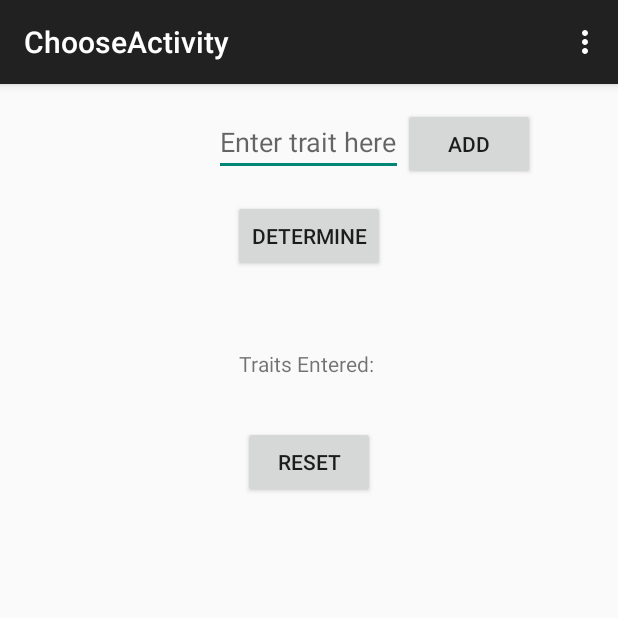
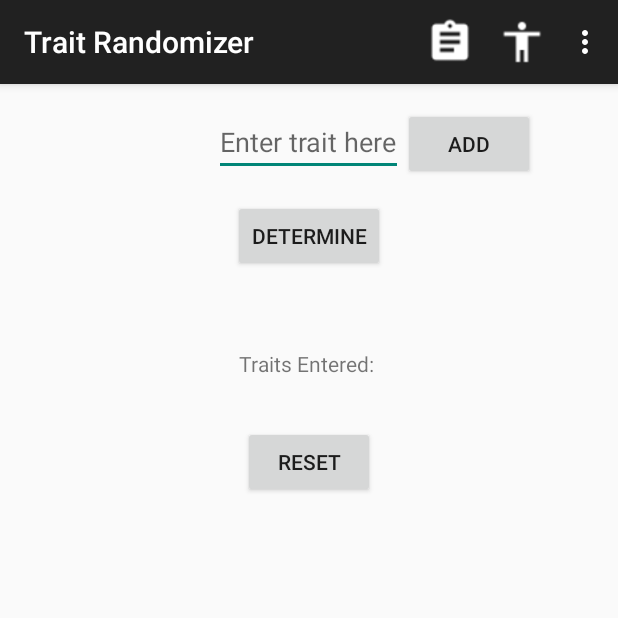
Before and after one commit to cjwillis809/SimsTraitGenerator, an Android app: the screen it shows after launch (ChooseActivity), after a tap on "Traits", on a phone screen of 412 x 824 dp, the top half of it. Run offline under Robolectric (Android 15) with nearby library versions, the phone set to English and light mode, and no system bars.

Commit message:
Action Bar icons added
Added icons for the action bar in both activities

```diff
--- a/app/src/main/AndroidManifest.xml
+++ b/app/src/main/AndroidManifest.xml
@@ -9,7 +9,7 @@
         android:theme="@style/AppTheme" >
         <activity
             android:name=".MainActivity"
-            android:label="@string/app_name" >
+            android:label="@string/main_title" >
             <intent-filter>
                 <action android:name="android.intent.action.MAIN" />
 
--- a/app/src/main/java/com/example/cj/simstraitgenerator/ChooseActivity.java
+++ b/app/src/main/java/com/example/cj/simstraitgenerator/ChooseActivity.java
@@ -20,7 +20,7 @@ import java.util.Vector;
 
 public class ChooseActivity extends ActionBarActivity {
 
-    Vector<String> vector = new Vector<String>(10);
+    Vector<String> vector = new Vector<String>();
     Random rand = new Random();
 
     @Override
@@ -84,11 +84,11 @@ public class ChooseActivity extends ActionBarActivity {
         int id = item.getItemId();
 
         switch(id){
-            case R.id.generator:
+            case R.id.main_action_button:
                 mainActivity();
                 return true;
-            case R.id.determiner:
-                chooseActivity();
+            case R.id.choose_action_button:
+                //chooseActivity();
                 return true;
             default:
                 return super.onOptionsItemSelected(item);
@@ -100,8 +100,9 @@ public class ChooseActivity extends ActionBarActivity {
         startActivity(intent);
     }
 
+    /* Don't need this anymore
     private void chooseActivity() {
         Intent intent = new Intent(this, ChooseActivity.class);
         startActivity(intent);
-    }
+    }*/
 }
--- a/app/src/main/java/com/example/cj/simstraitgenerator/MainActivity.java
+++ b/app/src/main/java/com/example/cj/simstraitgenerator/MainActivity.java
@@ -158,14 +158,18 @@ public class MainActivity extends ActionBarActivity implements AdapterView.OnIte
         int id = item.getItemId();
 
         switch(id){
+            /*
             case R.id.generator:
                 mainActivity();
                 return true;
             case R.id.determiner:
                 chooseActivity();
-                return true;
+                return true;*/
             case R.id.choose_action_button:
                 chooseActivity();
+                return true;
+            case R.id.main_action_button:
+                //mainActivity();
                 return true;
             default:
                 return super.onOptionsItemSelected(item);
@@ -180,10 +184,11 @@ public class MainActivity extends ActionBarActivity implements AdapterView.OnIte
         return super.onOptionsItemSelected(item);*/
     }
 
+    /* Don't need this method
     private void mainActivity() {
         Intent intent = new Intent(this, MainActivity.class);
         startActivity(intent);
-    }
+    }*/
 
     private void chooseActivity() {
         Intent intent = new Intent(this, ChooseActivity.class);
--- a/app/src/main/res/menu/menu_main.xml
+++ b/app/src/main/res/menu/menu_main.xml
@@ -1,6 +1,12 @@
 <menu xmlns:android="http://schemas.android.com/apk/res/android"
     xmlns:app="http://schemas.android.com/apk/res-auto"
     xmlns:tools="http://schemas.android.com/tools" tools:context=".MainActivity">
+
+    <!-- Main Activity action button -->
+    <item android:id="@+id/main_action_button"
+        android:icon="@drawable/ic_assignment_white_24dp"
+        android:title="@string/action_bar_main"
+        app:showAsAction="ifRoom" />
 
     <!-- Choose Activity action button -->
     <item android:id="@+id/choose_action_button"
--- a/app/src/main/res/menu/trait_menu.xml
+++ b/app/src/main/res/menu/trait_menu.xml
@@ -1,7 +1,21 @@
 <?xml version="1.0" encoding="utf-8"?>
-<menu xmlns:android="http://schemas.android.com/apk/res/android">
-  <item android:id="@+id/generator"
-      android:title="@string/option1"/>
-  <item android:id="@+id/determiner"
-      android:title="@string/option2" />
+<menu xmlns:android="http://schemas.android.com/apk/res/android"
+    xmlns:app="http://schemas.android.com/apk/res-auto">
+    <!-- Main Activity action button -->
+    <item android:id="@+id/main_action_button"
+        android:icon="@drawable/ic_assignment_white_24dp"
+        android:title="@string/action_bar_main"
+        app:showAsAction="ifRoom" />
+
+    <!-- Choose Activity action button -->
+    <item android:id="@+id/choose_action_button"
+        android:icon="@drawable/ic_accessibility_white_24dp"
+        android:title="@string/action_bar_trait"
+        app:showAsAction="ifRoom"/>
+
+    <!-- Always show settings in the overflow -->
+    <item android:id="@+id/action_settings" android:title="@string/action_settings"
+        android:orderInCategory="100" app:showAsAction="never" />
 </menu>
+
+    <!-- Almost the same as menu_main. In the future, could I just use the same menu file for the settings? -->
--- a/app/src/main/res/values/strings.xml
+++ b/app/src/main/res/values/strings.xml
@@ -1,5 +1,6 @@
 <resources>
-    <string name="app_name">SimsTraitGenerator</string>
+    <string name="app_name">Sims Trait Generator</string>
+    <string name="main_title">Sims Trait Category</string>
 
     <string name="hello_world">Hello world!</string>
     <string name="action_settings">Settings</string>
@@ -8,11 +9,12 @@
     <string name="result_box"> Results\n</string>
     <string name = "clear_results"> Clear Results </string>
 
-
+    <!-- Old Menu Strings
     <string name="option1"> Determine Category</string>
-    <string name="option2"> Determine Traits</string>
+    <string name="option2"> Determine Traits</string>-->
 
     <string name="action_bar_trait"> Traits</string>
+    <string name="action_bar_main"> Categories</string>
 
 
     <string-array name="age_array">
@@ -23,7 +25,7 @@
     </string-array>
 
 
-    <string name="title_activity_choose">ChooseActivity</string>
+    <string name="title_activity_choose">Trait Randomizer</string>
     <string name="enter_label"> Enter Trait: </string>
     <string name="trait_label"> Traits Entered: \n</string>
     <string name="field_hint"> Enter trait here </string>
```
Also changed, not shown: app/src/main/res/drawable/ic_assignment_white_24dp.png (added).
